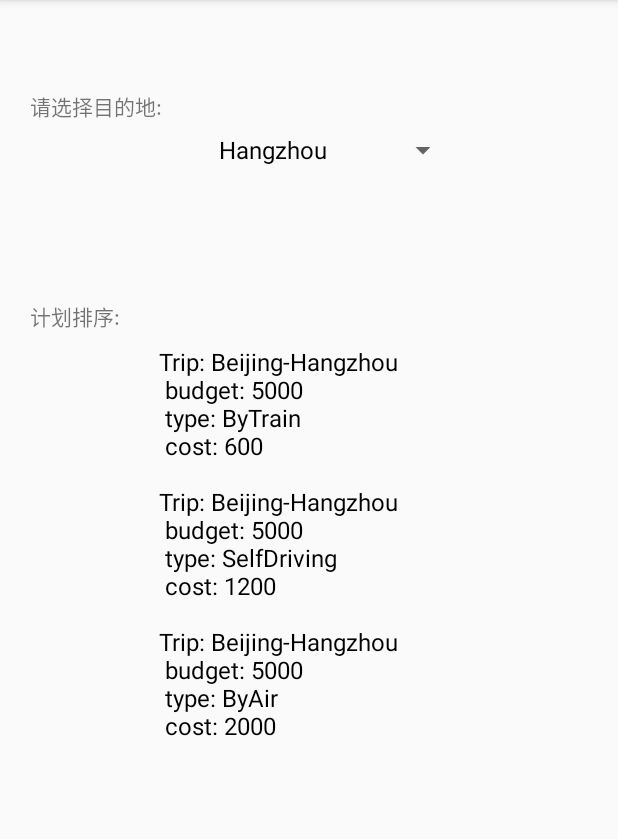
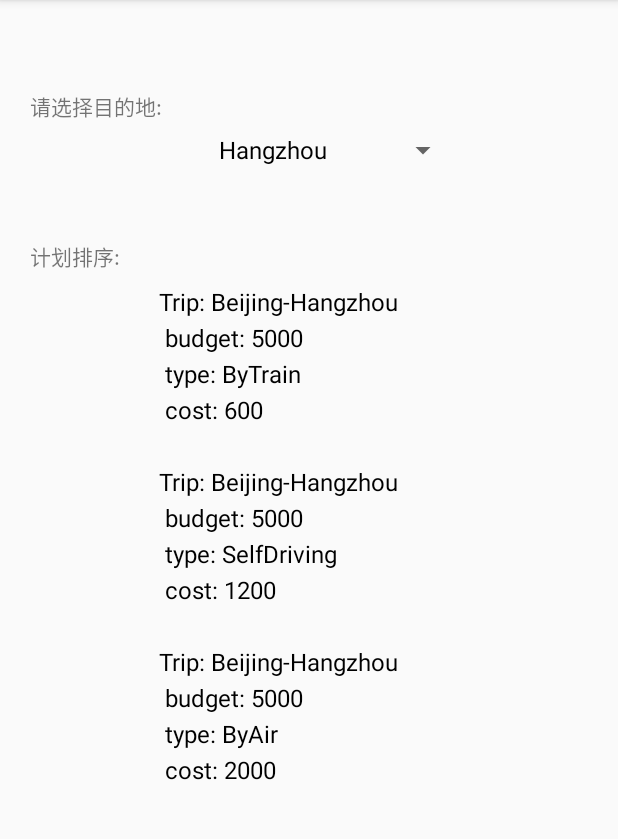
Before and after one commit to AlbertArion/VipKotlin, an Android app: the screen it shows after launch (MainActivity), on a phone screen of 412 x 824 dp, the part 84-923 px from its top. Run offline under Robolectric (Android 15) with nearby library versions, the phone set to English and light mode, and no system bars.

Commit message:
Update.
N/A

Signed-off-by: Albert <gaohaoran@xiaomi.com>

```diff
--- a/app/src/main/java/xiaomi/com/vipkotlin/MainActivity.kt
+++ b/app/src/main/java/xiaomi/com/vipkotlin/MainActivity.kt
@@ -16,7 +16,7 @@ class MainActivity : AppCompatActivity() {
         super.onCreate(savedInstanceState)
         setContentView(R.layout.activity_main)
 
-        dests.dropDownVerticalOffset = 200
+        dests.dropDownVerticalOffset = 120
         val destList = listOf("Hangzhou", "Tianjin", "Sanya")
         val destAdapter = ArrayAdapter<String>(this, R.layout.spinner_item, destList)
         dests.adapter = destAdapter
--- a/app/src/main/res/layout/activity_main.xml
+++ b/app/src/main/res/layout/activity_main.xml
@@ -25,7 +25,6 @@
     <TextView
         android:id="@+id/best_plan"
         android:layout_width="match_parent"
-        android:layout_marginTop="40dp"
         android:layout_height="20dp"
         android:text="计划排序:"
         android:layout_marginBottom="10dp"
@@ -37,6 +36,7 @@
         android:layout_gravity="center"
         android:layout_height="wrap_content"
         android:textColor="#000000"
+        android:lineSpacingExtra="5dp"
         android:textSize="16sp" />
 
 </LinearLayout>
```
